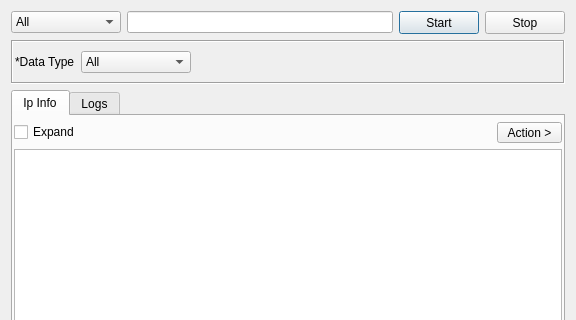
Old version of the form gui/src/tools/DomainTool.ui in the repository 3nock/OTE; both pictures show x 0 to 576 and y 0 to 320 of the 576 by 500 pixel window.
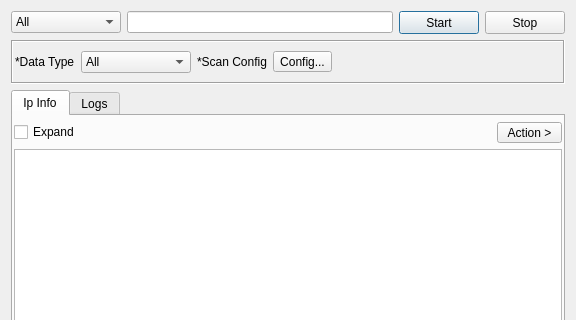
New version of the form.

Commit message: added new passive scan configuration dialog

```diff
--- a/gui/src/tools/DomainTool.ui
+++ b/gui/src/tools/DomainTool.ui
@@ -121,6 +121,20 @@
         </item>
        </widget>
       </item>
+      <item>
+       <widget class="QLabel" name="label_2">
+        <property name="text">
+         <string>*Scan Config</string>
+        </property>
+       </widget>
+      </item>
+      <item>
+       <widget class="QToolButton" name="buttonConfig">
+        <property name="text">
+         <string>Config...</string>
+        </property>
+       </widget>
+      </item>
       <item>
        <spacer name="horizontalSpacer">
         <property name="orientation">
```
The commit also changes 37 other files.
